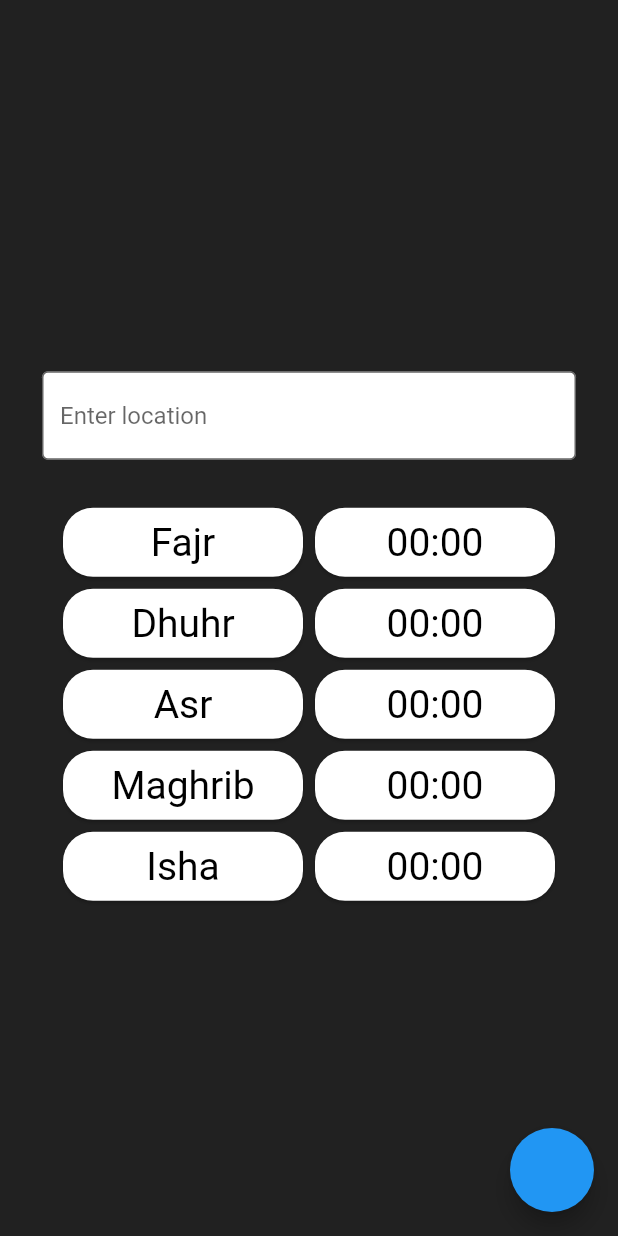
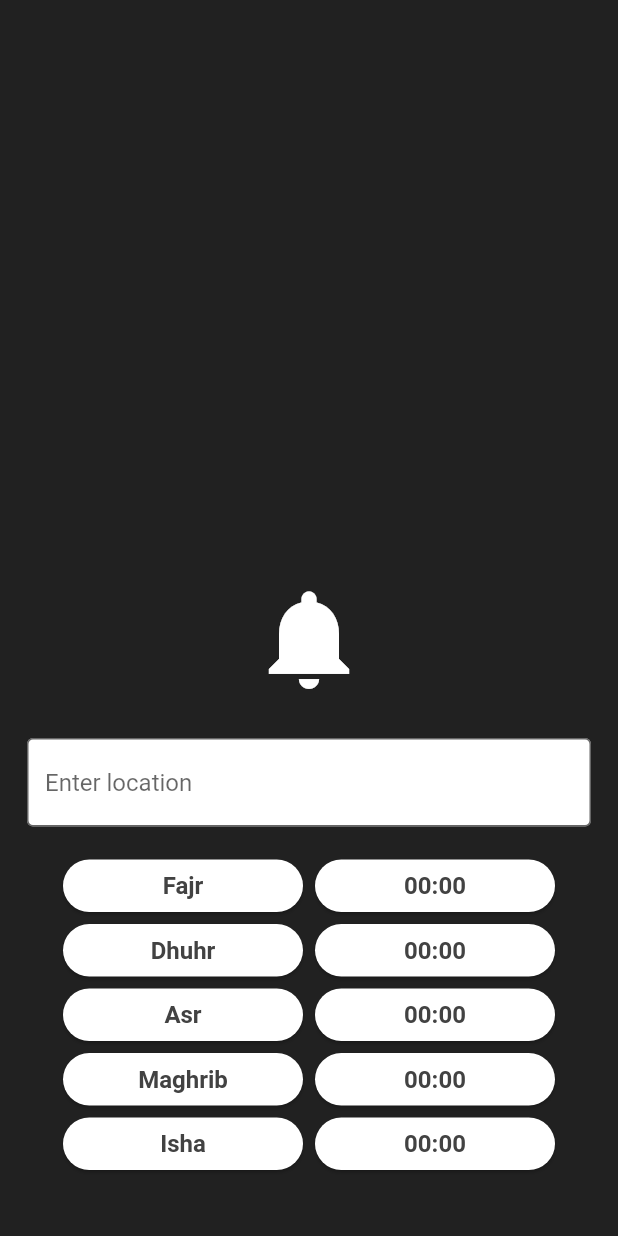
Before and after one commit to ahmed-hinai/prayer_time_silencer, a Flutter app: the screen it shows after launch, on a phone screen of 412 x 824 dp. Run offline on Flutter 3.47's test engine with Material 2 defaults, Android fonts, the phone set to English and light mode, and no system bars; our stand-ins replace flutter_local_notifications, flutter_spinkit, geocoding, geolocator; missing offline and left inert: sound_mode; statements that could not run were skipped.

Commit message:
new button and some other stuff

```diff
--- a/lib/pages/home.dart
+++ b/lib/pages/home.dart
@@ -17,6 +17,7 @@ class _HomeState extends State<Home> {
   final int day = DateTime.now().day - 1;
   final int month = DateTime.now().month;
   final int year = DateTime.now().year;
+  var icon = Icon(Icons.notifications);
 
   Map<String, String> prayers = {
     'Fajr': '00:00',
@@ -32,9 +33,21 @@ class _HomeState extends State<Home> {
     return Scaffold(
       backgroundColor: Colors.grey[900],
       body: Center(
-        child: Column(mainAxisAlignment: MainAxisAlignment.center, children: [
+        child: Column(mainAxisAlignment: MainAxisAlignment.end, children: [
+          IconButton(
+            color: Colors.white,
+            onPressed: () {
+              MuteSystemSounds().muteSystemSounds();
+              setState(() {
+                icon = Icon(Icons.notifications_off);
+              });
+            },
+            icon: icon,
+            iconSize: 80.0,
+            tooltip: 'silence wench',
+          ),
           Padding(
-            padding: const EdgeInsets.all(28.0),
+            padding: const EdgeInsets.all(18.0),
             child: TextField(
               onSubmitted: ((text) async {
                 GetLocation newLocation = GetLocation(location: text);
@@ -68,6 +81,7 @@ class _HomeState extends State<Home> {
             ),
           ),
           ListView.builder(
+              physics: const NeverScrollableScrollPhysics(),
               shrinkWrap: true,
               itemCount: prayers.length,
               itemBuilder: ((context, index) {
@@ -82,14 +96,16 @@ class _HomeState extends State<Home> {
                           Expanded(
                             child: Card(
                               shape: RoundedRectangleBorder(
-                                  borderRadius: BorderRadius.circular(20.0)),
+                                  borderRadius: BorderRadius.circular(70.0)),
                               child: Padding(
                                 padding: const EdgeInsets.all(8.0),
                                 child: Center(
                                   child: Text(
                                     '${prayers.keys.toList()[index]}',
                                     style: TextStyle(
-                                        color: Colors.black, fontSize: 26.0),
+                                        color: Colors.grey[800],
+                                        fontSize: 16.0,
+                                        fontWeight: FontWeight.bold),
                                   ),
                                 ),
                               ),
@@ -98,14 +114,16 @@ class _HomeState extends State<Home> {
                           Expanded(
                             child: Card(
                               shape: RoundedRectangleBorder(
-                                  borderRadius: BorderRadius.circular(20.0)),
+                                  borderRadius: BorderRadius.circular(70.0)),
                               child: Padding(
                                 padding: const EdgeInsets.all(8.0),
                                 child: Center(
                                   child: Text(
                                     '${prayers.values.toList()[index]}',
                                     style: TextStyle(
-                                        color: Colors.black, fontSize: 26.0),
+                                        color: Colors.grey[800],
+                                        fontSize: 16.0,
+                                        fontWeight: FontWeight.bold),
                                   ),
                                 ),
                               ),
@@ -117,12 +135,10 @@ class _HomeState extends State<Home> {
                   ),
                 );
               })),
+          SizedBox(
+            height: 40.0,
+          ),
         ]),
-      ),
-      floatingActionButton: FloatingActionButton(
-        onPressed: () {
-          MuteSystemSounds().muteSystemSounds();
-        },
       ),
     );
   }
--- a/lib/services/get_prayer_times.dart
+++ b/lib/services/get_prayer_times.dart
@@ -1,6 +1,5 @@
 //'http://api.aladhan.com/v1/calendar?latitude=$lat&longitude=$long&month=$month&year=$year'
 import 'package:http/http.dart';
-import 'package:intl/intl.dart';
 import 'dart:async';
 import 'dart:convert';
 import 'dart:io';
```
